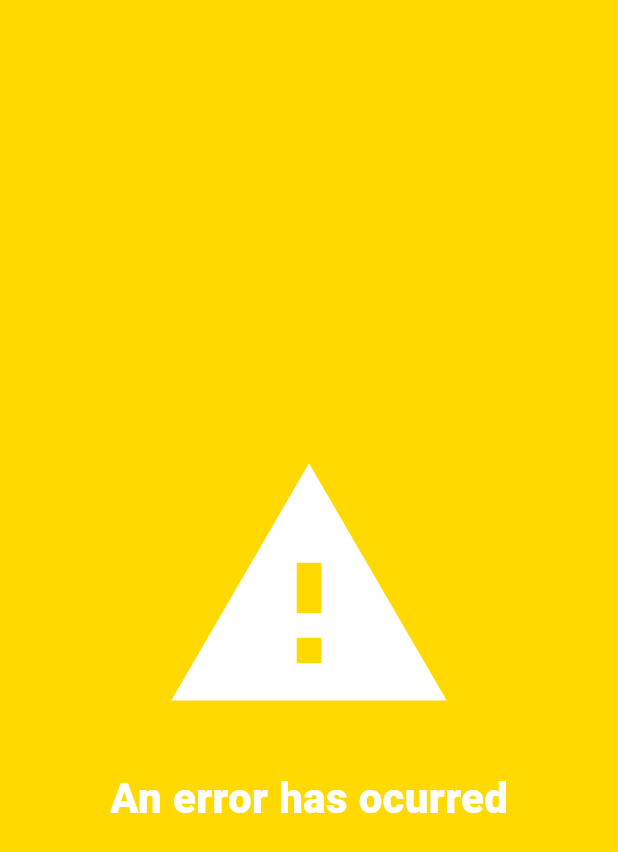
After one commit to SysteM1922/projeto-cm-flutter, a Flutter app: the BaseScreen screen opened directly, on a phone screen of 412 x 824 dp. The commit adds this screen. Shown: the top 852 px of the screen. Run offline on Flutter 3.47's test engine with Material 3 defaults, Android fonts, the phone set to English and light mode, and no system bars; our stand-ins replace firebase_auth, firebase_core, flutter_dotenv, flutter_map, internet_connection_checker, latlong2; missing offline and left inert: flutter_nfc_hce, mobile_scanner, nfc_manager; accounts and stored records are empty.

Commit message:
added screen messages

```diff
--- a/nfc_reader/lib/main.dart
+++ b/nfc_reader/lib/main.dart
@@ -1,8 +1,10 @@
 import 'package:flutter/material.dart';
 import 'package:flutter/services.dart';
 import 'package:nfc_reader/nfcReaderScreen.dart';
+import 'package:flutter_dotenv/flutter_dotenv.dart';
 
-void main() {
+void main() async {
+  await dotenv.load();
   runApp(const MainApp());
 }
 
@@ -11,6 +13,8 @@ class MainApp extends StatelessWidget {
 
   @override
   Widget build(BuildContext context) {
+    SystemChrome.setEnabledSystemUIMode(SystemUiMode.leanBack);
+
     SystemChrome.setSystemUIOverlayStyle(const SystemUiOverlayStyle(
       statusBarColor: Colors.transparent,
       systemNavigationBarColor: Colors.white,
--- /dev/null
+++ b/nfc_reader/lib/messageScreens/baseScreen.dart
@@ -0,0 +1,54 @@
+import 'package:flutter/material.dart';
+
+class BaseScreen extends StatefulWidget {
+  const BaseScreen({super.key, required this.text, required this.color, required this.icon, this.secondColor = Colors.white, this.extraText = ''});
+
+  final String text;
+  final Color color;
+  final IconData icon;
+  final Color secondColor;
+  final String extraText;
+
+  @override
+  State<BaseScreen> createState() => _BaseScreenState();
+}
+
+class _BaseScreenState extends State<BaseScreen> {
+
+  @override
+  Widget build(BuildContext context) {
+    return Scaffold(
+      backgroundColor: widget.color,
+      body: Center(
+        child: Column(
+          mainAxisAlignment: MainAxisAlignment.center,
+          children: <Widget>[
+            if (widget.extraText.isNotEmpty) Text(
+              widget.extraText,
+              style: TextStyle(
+                fontSize: 28,
+                color: widget.secondColor,
+                fontWeight: FontWeight.bold,
+              ),
+            ),
+            const SizedBox(height: 20),
+            Icon(
+              widget.icon,
+              size: 200,
+              color: widget.secondColor,
+            ),
+            const SizedBox(height: 20),
+            Text(
+              widget.text,
+              style: TextStyle(
+                fontSize: 28,
+                color: widget.secondColor,
+                fontWeight: FontWeight.w900,
+              ),
+            ),
+          ],
+        ),
+      ),
+    );
+  }
+}
--- a/nfc_reader/pubspec.yaml
+++ b/nfc_reader/pubspec.yaml
@@ -7,9 +7,12 @@ environment:
   sdk: ^3.5.3
 
 dependencies:
+  flutter_dotenv: ^5.2.1
   flutter:
     sdk: flutter
+  http: ^1.2.2
   nfc_manager: ^3.5.0
+  internet_connection_checker: ^1.0.0+1
 
 dev_dependencies:
   flutter_test:
@@ -18,3 +21,6 @@ dev_dependencies:
 
 flutter:
   uses-material-design: true
+
+  assets:
+    - .env
```
Also changed, not shown: nfc_reader/lib/messageScreens/apiErrorScreen.dart (added, +16 -0 lines), nfc_reader/lib/messageScreens/noConnectionScreen.dart (added, +16 -0 lines), nfc_reader/lib/messageScreens/successScreen.dart (added, +18 -0 lines), nfc_reader/lib/messageScreens/unrecognizedCardScreen.dart (added, +16 -0 lines), nfc_reader/lib/messageScreens/unrecognizedUserScreen.dart (added, +16 -0 lines), nfc_reader/lib/nfcReaderScreen.dart (+65 -13 lines), 1 other file.
